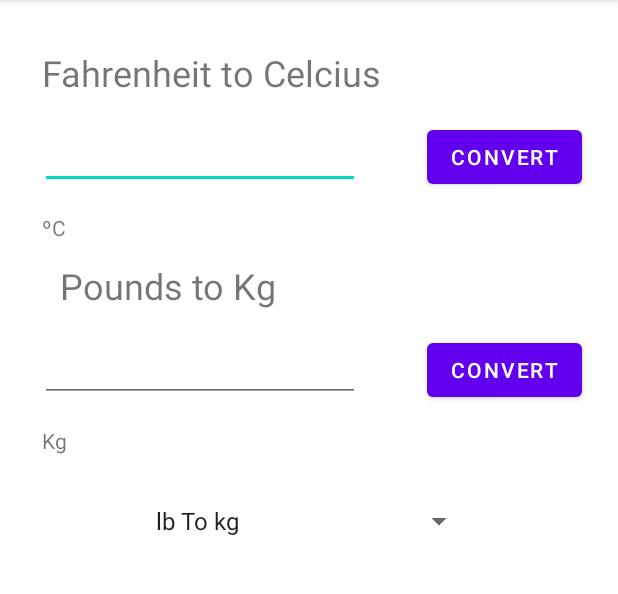
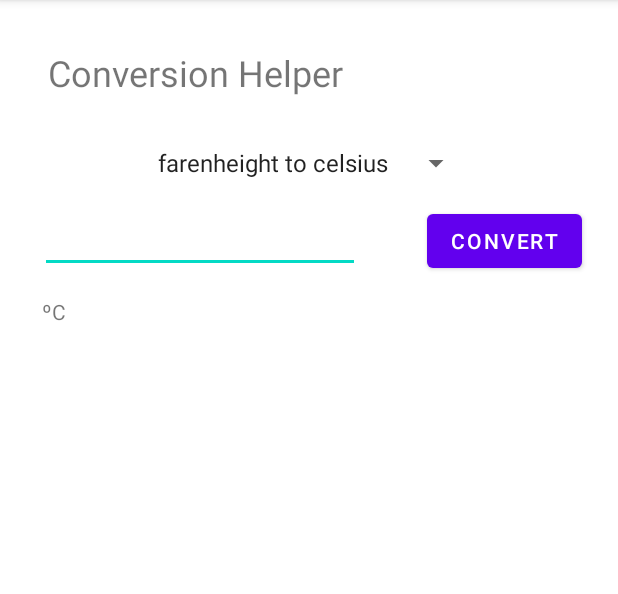
Before and after one commit to adamkohler/BIT372-Adam, an Android app: the screen it shows after launch (MainActivity), on a phone screen of 412 x 824 dp, the part 84-678 px from its top. Run offline under Robolectric (Android 15) with nearby library versions, the phone set to English and light mode, and no system bars.

Commit message:
conversion class/methods completed, 4 diff conversions functional based on spinner selection

```diff
--- a/UnitCoverter/app/src/main/java/com/example/unitcoverter/MainActivity.java
+++ b/UnitCoverter/app/src/main/java/com/example/unitcoverter/MainActivity.java
@@ -24,26 +24,33 @@ public class MainActivity extends AppCompatActivity {
         spinner.setAdapter(adapter);
 
         Button fbtn = findViewById(R.id.convert_btn);
+        EditText finput = findViewById(R.id.conversion_input);
+        TextView ctxt = findViewById(R.id.converted_text);
 
-        EditText finput = findViewById(R.id.fahrenheit_input);
-        TextView ctxt = findViewById(R.id.celcius_text);
         fbtn.setOnClickListener(v -> {
             if (finput.getText().length() == 0)
                 return;
-            double celcius = Converter.toCelcius(Float.parseFloat(finput.getText().toString()));
-            ctxt.setText(String.format("%.2f ºC", celcius));
-        });
-
-        Button poundbtn = findViewById(R.id.pounds_convert_btn);
-        EditText pound_input = findViewById(R.id.pounds_input);
-        TextView kg_txt = findViewById(R.id.kg_text);
-
-        poundbtn.setOnClickListener(v -> {
-            if (pound_input.getText().length() == 0)
-                return;
-            double kg = pound_to_kg_converter.toKg(Float.parseFloat(pound_input.getText().toString()));
-            kg_txt.setText(String.format("%.2f Kg", kg));
-
+            else {
+            int spinnerkey = (int) spinner.getSelectedItemId();
+            switch (spinnerkey) {
+                case 0:
+                    double celcius = Converter.toCelcius(Float.parseFloat(finput.getText().toString()));
+                    ctxt.setText(String.format("%.2f ºC", celcius));
+                    break;
+                case 1:
+                    double kg = pound_to_kg_converter.toKg(Float.parseFloat(finput.getText().toString()));
+                    ctxt.setText(String.format("%.4f kilogram", kg));
+                    break;
+                case 2:
+                    double km = milesTokilometers_conversion.toKilo(Float.parseFloat(finput.getText().toString()));
+                    ctxt.setText(String.format("%.2f Kilometers", km));
+                    break;
+                case 3:
+                    double meter = feetTometer_conversion.toMeter(Float.parseFloat(finput.getText().toString()));
+                    ctxt.setText(String.format("%.2f meters", meter));
+                    break;
+            }
+            }
         });
     }
 }
--- a/UnitCoverter/app/src/main/res/layout/activity_main.xml
+++ b/UnitCoverter/app/src/main/res/layout/activity_main.xml
@@ -7,19 +7,28 @@
     tools:context=".MainActivity">
 
     <TextView
-        android:id="@+id/fahrenheit_title"
+        android:id="@+id/conversion_title"
         android:layout_width="wrap_content"
         android:layout_height="wrap_content"
         android:layout_marginTop="32dp"
-        android:text="Fahrenheit to Celcius"
+        android:text="Conversion Helper"
         android:textSize="24sp"
         app:layout_constraintHorizontal_bias="0.149"
         app:layout_constraintLeft_toLeftOf="parent"
         app:layout_constraintRight_toRightOf="parent"
         app:layout_constraintTop_toTopOf="parent" />
 
+    <Spinner
+        android:id="@+id/conversion_selection"
+        android:layout_width="wrap_content"
+        android:layout_height="wrap_content"
+        android:layout_marginTop="32dp"
+        app:layout_constraintEnd_toEndOf="parent"
+        app:layout_constraintStart_toStartOf="parent"
+        app:layout_constraintTop_toBottomOf="@+id/conversion_title" />
+
     <EditText
-        android:id="@+id/fahrenheit_input"
+        android:id="@+id/conversion_input"
         android:layout_width="wrap_content"
         android:layout_height="wrap_content"
         android:layout_marginTop="16dp"
@@ -28,7 +37,7 @@
         app:layout_constraintEnd_toStartOf="@+id/convert_btn"
         app:layout_constraintHorizontal_bias="0.373"
         app:layout_constraintStart_toStartOf="parent"
-        app:layout_constraintTop_toBottomOf="@+id/fahrenheit_title" />
+        app:layout_constraintTop_toBottomOf="@+id/conversion_selection" />
 
     <Button
         android:id="@+id/convert_btn"
@@ -39,10 +48,10 @@
         android:layout_marginRight="24dp"
         android:text="Convert"
         app:layout_constraintEnd_toEndOf="parent"
-        app:layout_constraintTop_toBottomOf="@+id/fahrenheit_title" />
+        app:layout_constraintTop_toBottomOf="@+id/conversion_selection" />
 
     <TextView
-        android:id="@+id/celcius_text"
+        android:id="@+id/converted_text"
         android:layout_width="wrap_content"
         android:layout_height="wrap_content"
         android:layout_marginTop="16dp"
@@ -50,54 +59,10 @@
         app:layout_constraintEnd_toStartOf="@+id/convert_btn"
         app:layout_constraintHorizontal_bias="0.104"
         app:layout_constraintStart_toStartOf="parent"
-        app:layout_constraintTop_toBottomOf="@+id/fahrenheit_input" />
+        app:layout_constraintTop_toBottomOf="@+id/conversion_input" />
 
 
-    <TextView
-        android:id="@+id/pounds_title"
-        android:layout_width="wrap_content"
-        android:layout_height="wrap_content"
-        android:layout_marginTop="32dp"
-        android:text="Pounds to Kg"
-        android:textSize="24sp"
-        app:layout_constraintHorizontal_bias="0.149"
-        app:layout_constraintLeft_toLeftOf="parent"
-        app:layout_constraintRight_toRightOf="parent"
-        app:layout_constraintTop_toTopOf="@id/celcius_text" />
 
-    <EditText
-        android:id="@+id/pounds_input"
-        android:layout_width="wrap_content"
-        android:layout_height="wrap_content"
-        android:layout_marginTop="16dp"
-        android:ems="10"
-        android:inputType="number"
-        app:layout_constraintEnd_toStartOf="@+id/convert_btn"
-        app:layout_constraintHorizontal_bias="0.373"
-        app:layout_constraintStart_toStartOf="parent"
-        app:layout_constraintTop_toBottomOf="@+id/pounds_title" />
-
-    <Button
-        android:id="@+id/pounds_convert_btn"
-        android:layout_width="wrap_content"
-        android:layout_height="wrap_content"
-        android:layout_marginTop="16dp"
-        android:layout_marginEnd="24dp"
-        android:layout_marginRight="24dp"
-        android:text="Convert"
-        app:layout_constraintEnd_toEndOf="parent"
-        app:layout_constraintTop_toBottomOf="@+id/pounds_title" />
-
-    <TextView
-        android:id="@+id/kg_text"
-        android:layout_width="wrap_content"
-        android:layout_height="wrap_content"
-        android:layout_marginTop="16dp"
-        android:text="Kg"
-        app:layout_constraintEnd_toStartOf="@+id/pounds_convert_btn"
-        app:layout_constraintHorizontal_bias="0.104"
-        app:layout_constraintStart_toStartOf="parent"
-        app:layout_constraintTop_toBottomOf="@+id/pounds_input" />
 
     <androidx.constraintlayout.widget.Guideline
         android:id="@+id/guideline"
@@ -105,13 +70,6 @@
         android:layout_height="wrap_content"
         android:orientation="vertical" />
 
-    <Spinner
-        android:id="@+id/conversion_selection"
-        android:layout_width="wrap_content"
-        android:layout_height="wrap_content"
-        android:layout_marginTop="32dp"
-        app:layout_constraintEnd_toEndOf="parent"
-        app:layout_constraintStart_toStartOf="parent"
-        app:layout_constraintTop_toBottomOf="@+id/kg_text" />
+
 
 </androidx.constraintlayout.widget.ConstraintLayout>
--- a/UnitCoverter/app/src/main/res/values/strings.xml
+++ b/UnitCoverter/app/src/main/res/values/strings.xml
@@ -2,10 +2,10 @@
     <string name="app_name">Unit Coverter</string>
 
     <string-array name="conversionChoices">
-        <item>lb To kg</item>
-        <item>farenheight To celsius</item>
-        <item>cups To gallons</item>
-        <item>feet To miles</item>
+        <item>farenheight to celsius</item>
+        <item>lb to kg</item>
+        <item>miles to kilometers</item>
+        <item>feet to meter</item>
     </string-array>
 
 </resources>
```
